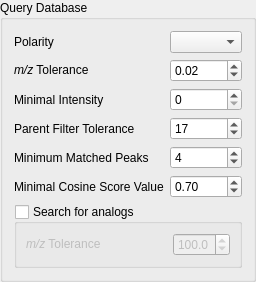
Qt form lib/ui/widgets/databases_options_widget.ui (metgem/metgem) before a commit.
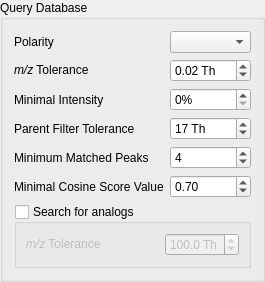
The same form after that commit.

Commit message: Add units to parameters widgets

```diff
--- a/lib/ui/widgets/databases_options_widget.ui
+++ b/lib/ui/widgets/databases_options_widget.ui
@@ -72,6 +72,12 @@
       </item>
       <item>
        <widget class="QDoubleSpinBox" name="spinAnalogTolerance">
+        <property name="prefix">
+         <string/>
+        </property>
+        <property name="suffix">
+         <string> Th</string>
+        </property>
         <property name="decimals">
          <number>1</number>
         </property>
@@ -129,6 +135,9 @@
      <property name="enabled">
       <bool>true</bool>
      </property>
+     <property name="suffix">
+      <string> Th</string>
+     </property>
      <property name="maximum">
       <double>100.000000000000000</double>
      </property>
@@ -145,6 +154,9 @@
      <property name="enabled">
       <bool>true</bool>
      </property>
+     <property name="suffix">
+      <string> Th</string>
+     </property>
      <property name="maximum">
       <number>100</number>
      </property>
@@ -178,6 +190,9 @@
      <property name="enabled">
       <bool>true</bool>
      </property>
+     <property name="suffix">
+      <string>%</string>
+     </property>
      <property name="maximum">
       <number>100</number>
      </property>
```
The commit also changes 3 other files.
